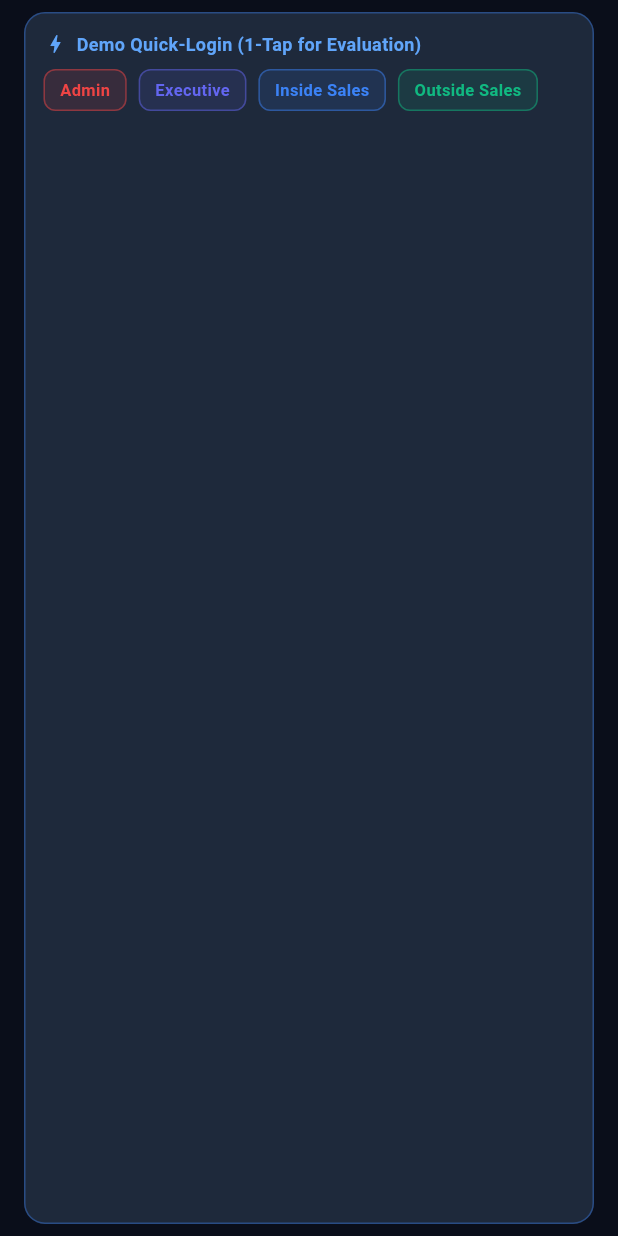
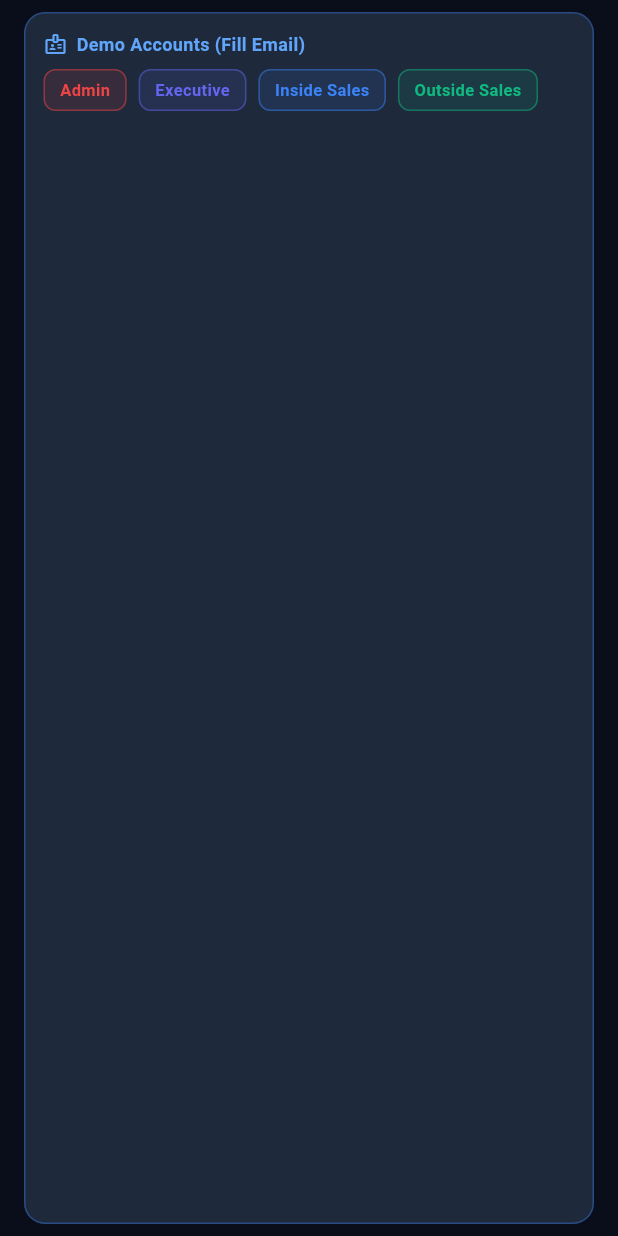
Before and after one commit to Adityaa9009/real-estate-sales-app, a Flutter app: the DemoAccountBanner widget shown alone on an empty page, opened directly with empty values, on a phone screen of 412 x 824 dp. Run offline on Flutter 3.47's test engine with Material 3 defaults, Android fonts, the phone set to English and light mode, and no system bars; our stand-ins replace cloud_firestore, firebase_auth, firebase_core, geolocator, image_picker; accounts and stored records are empty.

Commit message:
fix(demo): update demo banner emails and remove password autofill

```diff
--- a/app/lib/widgets/demo_account_banner.dart
+++ b/app/lib/widgets/demo_account_banner.dart
@@ -1,4 +1,5 @@
 import 'package:flutter/material.dart';
+
 import '../config/app_theme.dart';
 
 class DemoAccountBanner extends StatelessWidget {
@@ -21,11 +22,11 @@ class DemoAccountBanner extends StatelessWidget {
         children: [
           const Row(
             children: [
-              Icon(Icons.bolt_rounded, size: 16, color: AppColors.primaryLight),
+              Icon(Icons.badge_outlined, size: 16, color: AppColors.primaryLight),
               SizedBox(width: 6),
               Expanded(
                 child: Text(
-                  'Demo Quick-Login (1-Tap for Evaluation)',
+                  'Demo Accounts (Fill Email)',
                   style: TextStyle(
                     fontSize: 12,
                     fontWeight: FontWeight.w600,
@@ -43,26 +44,26 @@ class DemoAccountBanner extends StatelessWidget {
               _buildChip(
                 label: 'Admin',
                 color: AppColors.danger,
-                email: 'admin@realestate.com',
-                password: 'password123',
+                email: 'admin@demo.com',
+                password: '',
               ),
               _buildChip(
                 label: 'Executive',
                 color: AppColors.secondary,
-                email: 'executive@realestate.com',
-                password: 'password123',
+                email: 'executive@demo.com',
+                password: '',
               ),
               _buildChip(
                 label: 'Inside Sales',
                 color: AppColors.primary,
-                email: 'inside.sales@realestate.com',
-                password: 'password123',
+                email: 'inside@demo.com',
+                password: '',
               ),
               _buildChip(
                 label: 'Outside Sales',
                 color: AppColors.success,
-                email: 'outside.sales@realestate.com',
-                password: 'password123',
+                email: 'outside@demo.com',
+                password: '',
               ),
             ],
           ),
```
